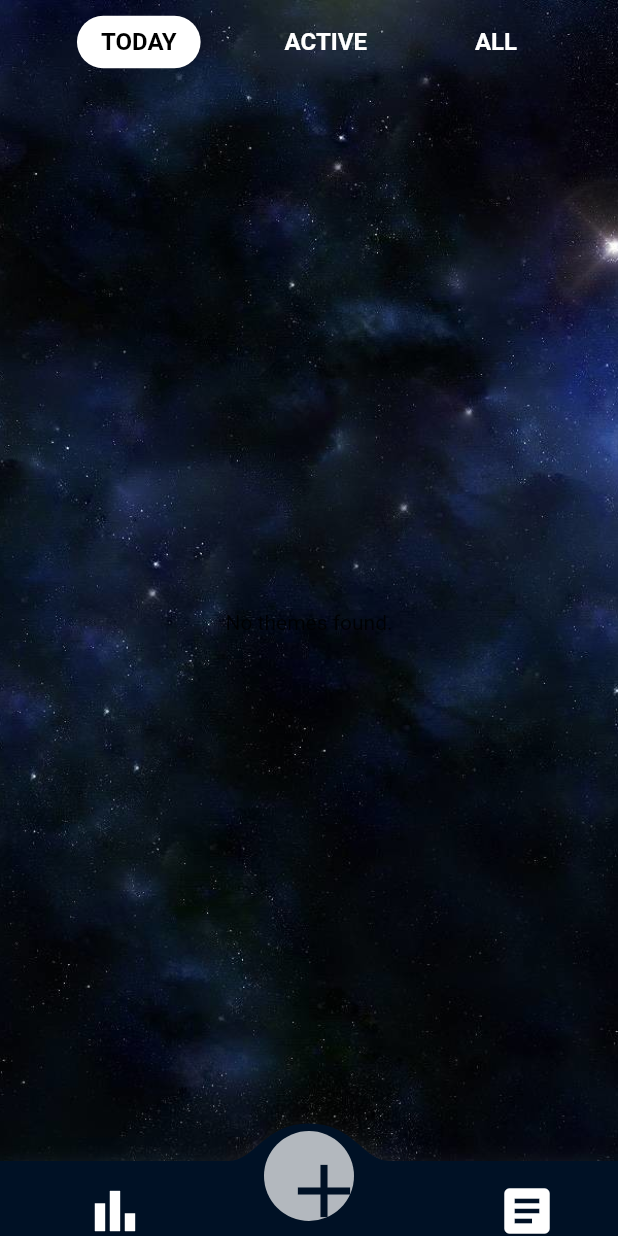
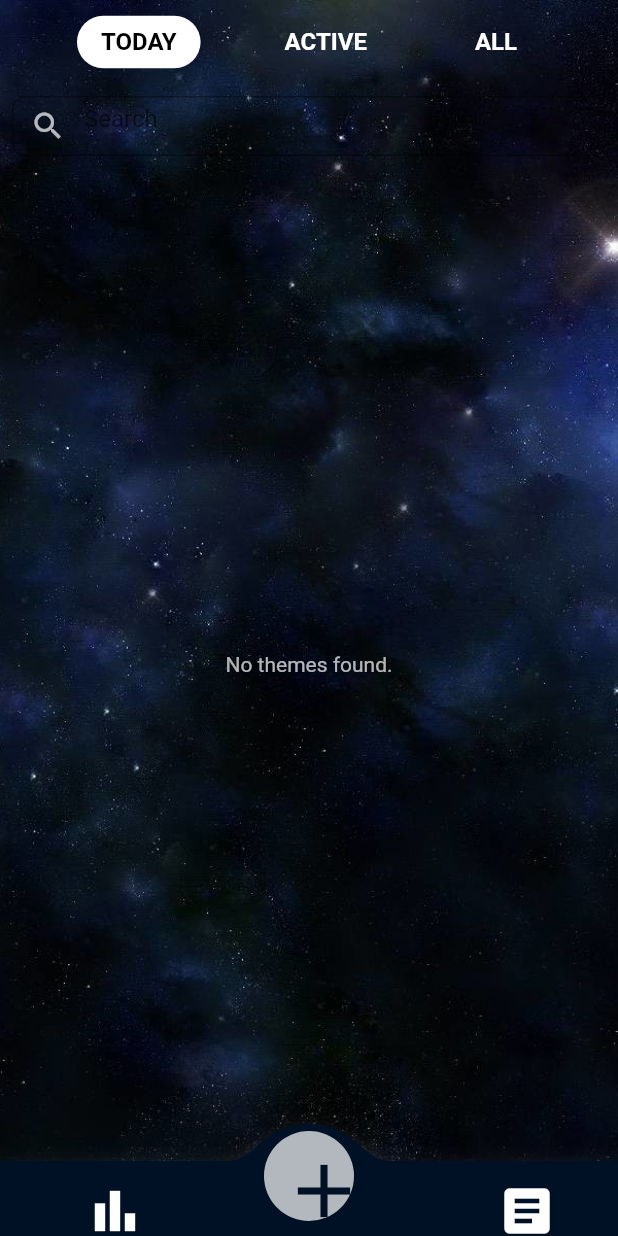
Before and after one commit to anampavicic/Spacy, a Flutter app: the screen it shows once a user with an empty profile is signed in, on a phone screen of 412 x 824 dp. Run offline on Flutter 3.47's test engine with Material 2 defaults, Android fonts, the phone set to English and light mode, and no system bars; drawn by our look-alikes of convex_bottom_bar; our stand-ins replace charts_flutter, cloud_firestore, firebase_auth, firebase_core, flutter_datetime_picker; accounts and stored records are empty.

Commit message:
Add final touches to Search

```diff
--- a/lib/screens/home/ThemeButtonList.dart
+++ b/lib/screens/home/ThemeButtonList.dart
@@ -1,11 +1,11 @@
 import 'package:flutter/material.dart';
-import 'package:spacy/models/theme.dart';
-import 'package:spacy/services/auth.dart';
-import 'package:spacy/services/card.dart';
-import 'package:spacy/services/database.dart';
-import 'package:spacy/services/theme.dart';
-import 'package:spacy/services/user_card.dart';
 
+import '../../models/theme.dart';
+import '../../services/auth.dart';
+import '../../services/card.dart';
+import '../../services/database.dart';
+import '../../services/theme.dart';
+import '../../services/user_card.dart';
 import '../cards/card_page.dart';
 import '../edit theme/edit_theme.dart';
 
@@ -27,6 +27,8 @@ class _ThemeButtonListState extends State<ThemeButtonList> {
   final AuthService authService = AuthService();
   final ThemeService themeService = ThemeService();
 
+  var search = '';
+
   @override
   void dispose() {
     _textFieldController.dispose();
@@ -35,7 +37,37 @@ class _ThemeButtonListState extends State<ThemeButtonList> {
 
   @override
   Widget build(BuildContext context) {
-    return FutureBuilder<List<SpacyTheme>>(
+    return Column(
+      children: [
+        Padding(
+            padding: EdgeInsets.all(8.0),
+            child: SizedBox(
+              height: 40,
+              child: TextField(
+                controller: _textFieldController,
+                style: TextStyle(color: Colors.white70),
+                decoration: InputDecoration(
+                  hintText: 'Search',
+                  prefixIcon: Icon(Icons.search, color: Colors.white70),
+                  border: OutlineInputBorder(
+                    borderRadius: BorderRadius.circular(8.0),
+                    borderSide: BorderSide(color: Colors.white70),
+                  ),
+                  focusedBorder: OutlineInputBorder(
+                    borderRadius: BorderRadius.circular(8.0),
+                    borderSide: BorderSide(color: Colors.white70),
+                  ),
+                ),
+                onChanged: (value) {
+                  setState(() {
+                    search = _textFieldController.text;
+                  });
+                  // Perform search/filtering based on the entered value
+                },
+              ),
+            )),
+        Expanded(
+          child: FutureBuilder<List<SpacyTheme>>(
             future: widget.getThemes(),
             builder: (context, snapshot) {
               if (snapshot.connectionState == ConnectionState.waiting) {
@@ -57,8 +89,10 @@ class _ThemeButtonListState extends State<ThemeButtonList> {
                   itemCount: themes.length,
                   itemBuilder: (context, index) {
                     final theme = themes[index];
+                    if (theme.name.toLowerCase().contains(search.toLowerCase()))
                       return Padding(
-                padding: EdgeInsets.symmetric(vertical: 8.0, horizontal: 8.0),
+                        padding: EdgeInsets.symmetric(
+                            vertical: 8.0, horizontal: 8.0),
                         // Adjust the horizontal padding as needed
                         child: Container(
                           decoration: BoxDecoration(
@@ -72,8 +106,10 @@ class _ThemeButtonListState extends State<ThemeButtonList> {
                                 MaterialPageRoute(
                                   builder: (context) => CardPage(
                                     cards: theme.cards,
-                                userId: authService.getCurrentUser().toString(),
-                                theme: theme),
+                                    userId:
+                                        authService.getCurrentUser().toString(),
+                                    theme: theme,
+                                  ),
                                 ),
                               );
                               // Perform actions when the button is pressed
@@ -120,7 +156,8 @@ class _ThemeButtonListState extends State<ThemeButtonList> {
                                             builder: (context) =>
                                                 EditThemeToggleView(
                                               theme: theme,
-                                            )), // Navigate to AddThemePage
+                                            ),
+                                          ),
                                         );
                                         break;
                                       case 'share':
@@ -129,7 +166,8 @@ class _ThemeButtonListState extends State<ThemeButtonList> {
                                         );
                                         break;
                                       case 'archive':
-                                  _showDeleteConfirmation(theme.uid.toString());
+                                        _showDeleteConfirmation(
+                                            theme.uid.toString());
                                         break;
                                         // Perform archive action
                                         break;
@@ -139,16 +177,23 @@ class _ThemeButtonListState extends State<ThemeButtonList> {
                                 ),
                               ],
                             ),
-                    )),
+                          ),
+                        ),
                       );
                   },
                 );
               }
 
               return Center(
-          child: Text('No themes found.'),
+                child: Text(
+                  'No themes found.',
+                  style: TextStyle(color: Colors.white70),
+                ),
               );
             },
+          ),
+        ),
+      ],
     );
   }
 
@@ -191,18 +236,16 @@ class _ThemeButtonListState extends State<ThemeButtonList> {
                     onPressed: () async {
                       if (_formKey.currentState!.validate()) {
                         // Perform actions with the entered email
-                          var userId =
-                              await _userService.getUserIdByEmail(email);
+                        var userId = await _userService.getUserIdByEmail(email);
                         await _userService.addToUserThemes(
                             userId.toString(), themeId);
                         Navigator.of(context).pop();
                       }
                     },
                     style: ElevatedButton.styleFrom(
-                        backgroundColor: const Color(0xFF001125),
-                        primary: Theme.of(context).backgroundColor,
-                        // Use the background color as the button color
-                        onPrimary: Colors.white,
+                      backgroundColor: Colors.white,
+                      primary: Colors.white, // Set the button color to white
+                      onPrimary: Colors.black,
                       padding: const EdgeInsets.symmetric(
                         horizontal: 20,
                         vertical: 10,
@@ -218,7 +261,8 @@ class _ThemeButtonListState extends State<ThemeButtonList> {
                   ),
                 ],
               ),
-              )),
+            ),
+          ),
         );
       },
     );
```
Also changed, not shown: lib/screens/statistic/statistic.dart (+13 -2 lines). Lines whose indentation alone changed are shown as unchanged.
